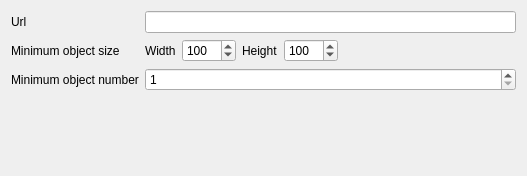
The window that UI/SettingsPage.ui (congchenutd/SleepBoy) describes before a commit, drawn with Qt 5.
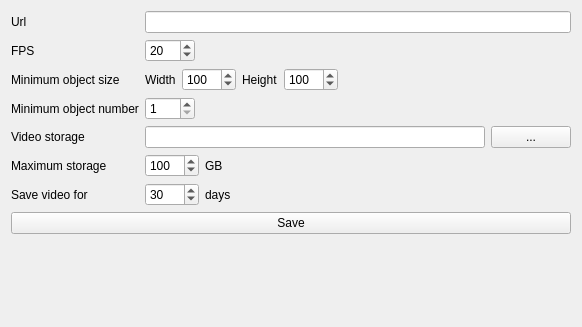
The same window after the commit.

Commit message: = Integrated OpenCV code + SettingsPage

What changed in the file:
```diff
--- a/UI/SettingsPage.ui
+++ b/UI/SettingsPage.ui
@@ -6,8 +6,8 @@
    <rect>
     <x>0</x>
     <y>0</y>
-    <width>527</width>
-    <height>176</height>
+    <width>582</width>
+    <height>327</height>
    </rect>
   </property>
   <property name="windowTitle">
@@ -21,17 +21,57 @@
      </property>
     </widget>
    </item>
-   <item row="0" column="2">
+   <item row="0" column="1">
     <widget class="QLineEdit" name="leUrl"/>
    </item>
-   <item row="1" column="0" colspan="2">
+   <item row="1" column="0">
+    <widget class="QLabel" name="label_11">
+     <property name="text">
+      <string>FPS</string>
+     </property>
+    </widget>
+   </item>
+   <item row="1" column="1">
+    <layout class="QHBoxLayout" name="horizontalLayout_6">
+     <item>
+      <widget class="QSpinBox" name="sbFPS">
+       <property name="minimumSize">
+        <size>
+         <width>50</width>
+         <height>0</height>
+        </size>
+       </property>
+       <property name="minimum">
+        <number>1</number>
+       </property>
+       <property name="value">
+        <number>20</number>
+       </property>
+      </widget>
+     </item>
+     <item>
+      <spacer name="horizontalSpacer_5">
+       <property name="orientation">
+        <enum>Qt::Horizontal</enum>
+       </property>
+       <property name="sizeHint" stdset="0">
+        <size>
+         <width>40</width>
+         <height>20</height>
+        </size>
+       </property>
+      </spacer>
+     </item>
+    </layout>
+   </item>
+   <item row="2" column="0">
     <widget class="QLabel" name="label_2">
      <property name="text">
       <string>Minimum object size</string>
      </property>
     </widget>
    </item>
-   <item row="1" column="2">
+   <item row="2" column="1">
     <layout class="QHBoxLayout" name="horizontalLayout">
      <item>
       <widget class="QLabel" name="label_4">
@@ -42,6 +82,12 @@
      </item>
      <item>
       <widget class="QSpinBox" name="sbWidth">
+       <property name="minimumSize">
+        <size>
+         <width>50</width>
+         <height>0</height>
+        </size>
+       </property>
        <property name="minimum">
         <number>1</number>
        </property>
@@ -62,6 +108,12 @@
      </item>
      <item>
       <widget class="QSpinBox" name="sbHeight">
+       <property name="minimumSize">
+        <size>
+         <width>50</width>
+         <height>0</height>
+        </size>
+       </property>
        <property name="minimum">
         <number>1</number>
        </property>
@@ -88,21 +140,165 @@
      </item>
     </layout>
    </item>
-   <item row="2" column="0" colspan="2">
+   <item row="3" column="0">
     <widget class="QLabel" name="label_3">
      <property name="text">
       <string>Minimum object number</string>
      </property>
     </widget>
    </item>
-   <item row="2" column="2">
-    <widget class="QSpinBox" name="sbNumber">
-     <property name="minimum">
-      <number>1</number>
-     </property>
-    </widget>
-   </item>
    <item row="3" column="1">
+    <layout class="QHBoxLayout" name="horizontalLayout_2">
+     <item>
+      <widget class="QSpinBox" name="sbNumber">
+       <property name="minimumSize">
+        <size>
+         <width>50</width>
+         <height>0</height>
+        </size>
+       </property>
+       <property name="minimum">
+        <number>1</number>
+       </property>
+      </widget>
+     </item>
+     <item>
+      <spacer name="horizontalSpacer_2">
+       <property name="orientation">
+        <enum>Qt::Horizontal</enum>
+       </property>
+       <property name="sizeHint" stdset="0">
+        <size>
+         <width>40</width>
+         <height>20</height>
+        </size>
+       </property>
+      </spacer>
+     </item>
+    </layout>
+   </item>
+   <item row="4" column="0">
+    <widget class="QLabel" name="label_6">
+     <property name="text">
+      <string>Video storage</string>
+     </property>
+    </widget>
+   </item>
+   <item row="4" column="1">
+    <layout class="QHBoxLayout" name="horizontalLayout_3">
+     <item>
+      <widget class="QLineEdit" name="leStoragePath"/>
+     </item>
+     <item>
+      <widget class="QPushButton" name="btStoragePath">
+       <property name="text">
+        <string>...</string>
+       </property>
+      </widget>
+     </item>
+    </layout>
+   </item>
+   <item row="5" column="0">
+    <widget class="QLabel" name="label_10">
+     <property name="text">
+      <string>Maximum storage</string>
+     </property>
+    </widget>
+   </item>
+   <item row="5" column="1">
+    <layout class="QHBoxLayout" name="horizontalLayout_4">
+     <item>
+      <widget class="QSpinBox" name="sbMaxStorage">
+       <property name="minimumSize">
+        <size>
+         <width>50</width>
+         <height>0</height>
+        </size>
+       </property>
+       <property name="minimum">
+        <number>1</number>
+       </property>
+       <property name="maximum">
+        <number>9999</number>
+       </property>
+       <property name="value">
+        <number>100</number>
+       </property>
+      </widget>
+     </item>
+     <item>
+      <widget class="QLabel" name="label_9">
+       <property name="text">
+        <string>GB</string>
+       </property>
+      </widget>
+     </item>
+     <item>
+      <spacer name="horizontalSpacer_3">
+       <property name="orientation">
+        <enum>Qt::Horizontal</enum>
+       </property>
+       <property name="sizeHint" stdset="0">
+        <size>
+         <width>40</width>
+         <height>20</height>
+        </size>
+       </property>
+      </spacer>
+     </item>
+    </layout>
+   </item>
+   <item row="6" column="0">
+    <widget class="QLabel" name="label_7">
+     <property name="text">
+      <string>Save video for</string>
+     </property>
+    </widget>
+   </item>
+   <item row="6" column="1">
+    <layout class="QHBoxLayout" name="horizontalLayout_5">
+     <item>
+      <widget class="QSpinBox" name="sbMaxDays">
+       <property name="minimumSize">
+        <size>
+         <width>50</width>
+         <height>0</height>
+        </size>
+       </property>
+       <property name="minimum">
+        <number>1</number>
+       </property>
+       <property name="maximum">
+        <number>9999</number>
+       </property>
+       <property name="value">
+        <number>30</number>
+       </property>
+      </widget>
+     </item>
+     <item>
+      <widget class="QLabel" name="label_8">
+       <property name="text">
+        <string>days</string>
+       </property>
+      </widget>
+     </item>
+     <item>
+      <spacer name="horizontalSpacer_4">
+       <property name="orientation">
+        <enum>Qt::Horizontal</enum>
+       </property>
+       <property name="sizeHint" stdset="0">
+        <size>
+         <width>40</width>
+         <height>20</height>
+        </size>
+       </property>
+      </spacer>
+     </item>
+    </layout>
+   </item>
+   <item row="8" column="0">
     <spacer name="verticalSpacer">
      <property name="orientation">
       <enum>Qt::Vertical</enum>
@@ -115,6 +311,13 @@
      </property>
     </spacer>
    </item>
+   <item row="7" column="0" colspan="2">
+    <widget class="QPushButton" name="btSave">
+     <property name="text">
+      <string>Save</string>
+     </property>
+    </widget>
+   </item>
   </layout>
  </widget>
  <resources/>
```
The commit also changes 22 other files.
